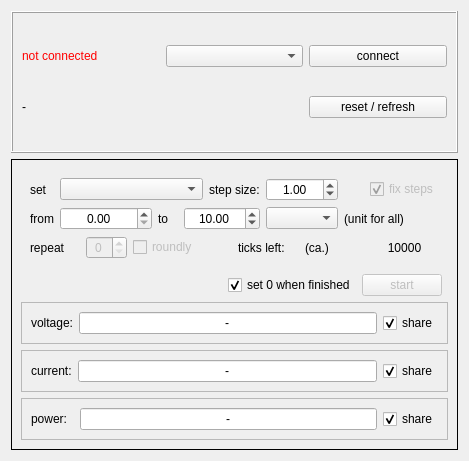
First picture: the form in bopmguicharwindow.ui, repository bchjoerni/mlab, before the edit.
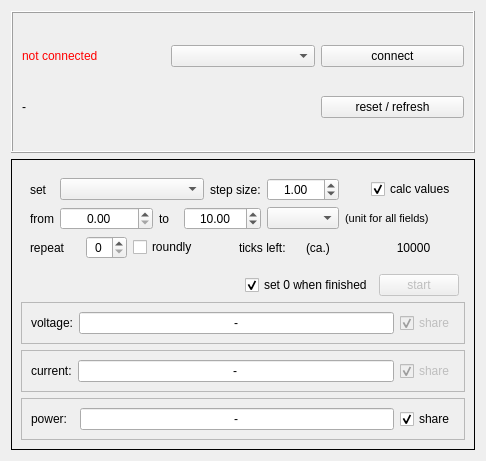
Second picture: the form after the edit.

Patch:
```diff
--- a/bopmguicharwindow.ui
+++ b/bopmguicharwindow.ui
@@ -6,7 +6,7 @@
    <rect>
     <x>0</x>
     <y>0</y>
-    <width>469</width>
+    <width>486</width>
     <height>461</height>
    </rect>
   </property>
@@ -105,10 +105,10 @@
          <item row="0" column="11">
           <widget class="QCheckBox" name="chb_fixedSteps">
            <property name="enabled">
-            <bool>false</bool>
+            <bool>true</bool>
            </property>
            <property name="text">
-            <string>fix steps</string>
+            <string>calc values</string>
            </property>
            <property name="checked">
             <bool>true</bool>
@@ -169,8 +169,13 @@
          </item>
          <item row="1" column="10" colspan="2">
           <widget class="QLabel" name="lbl_unit_lbl">
+           <property name="font">
+            <font>
+             <pointsize>8</pointsize>
+            </font>
+           </property>
            <property name="text">
-            <string>(unit for all)</string>
+            <string>(unit for all fields)</string>
            </property>
           </widget>
          </item>
@@ -184,7 +189,7 @@
          <item row="2" column="2">
           <widget class="QSpinBox" name="spb_repeat">
            <property name="enabled">
-            <bool>false</bool>
+            <bool>true</bool>
            </property>
            <property name="alignment">
             <set>Qt::AlignCenter</set>
@@ -194,7 +199,7 @@
          <item row="2" column="3" colspan="4">
           <widget class="QCheckBox" name="chb_loop">
            <property name="enabled">
-            <bool>false</bool>
+            <bool>true</bool>
            </property>
            <property name="text">
             <string>roundly</string>
@@ -285,6 +290,9 @@
          </item>
          <item row="0" column="2">
           <widget class="QCheckBox" name="chb_shareVoltage">
+           <property name="enabled">
+            <bool>false</bool>
+           </property>
            <property name="text">
             <string>share</string>
            </property>
@@ -327,6 +335,9 @@
          </item>
          <item row="0" column="2">
           <widget class="QCheckBox" name="chb_shareCurrent">
+           <property name="enabled">
+            <bool>false</bool>
+           </property>
            <property name="text">
             <string>share</string>
            </property>
```
Left out of the diff: 2 changed lines with no effect on the pictures.
